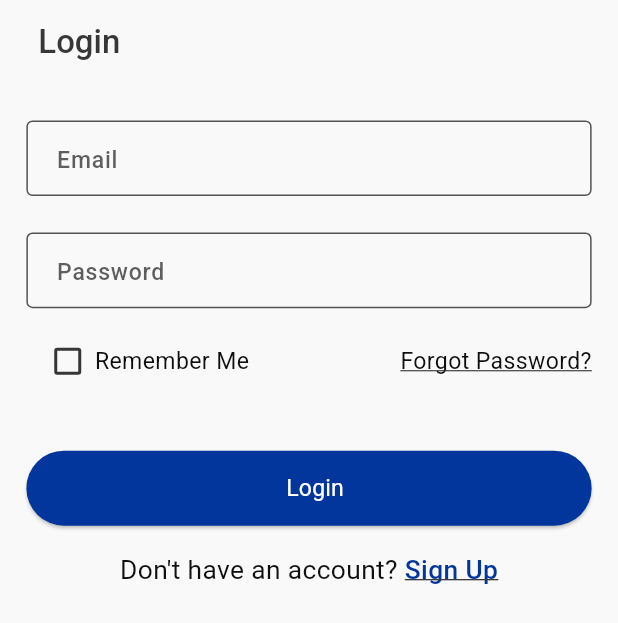
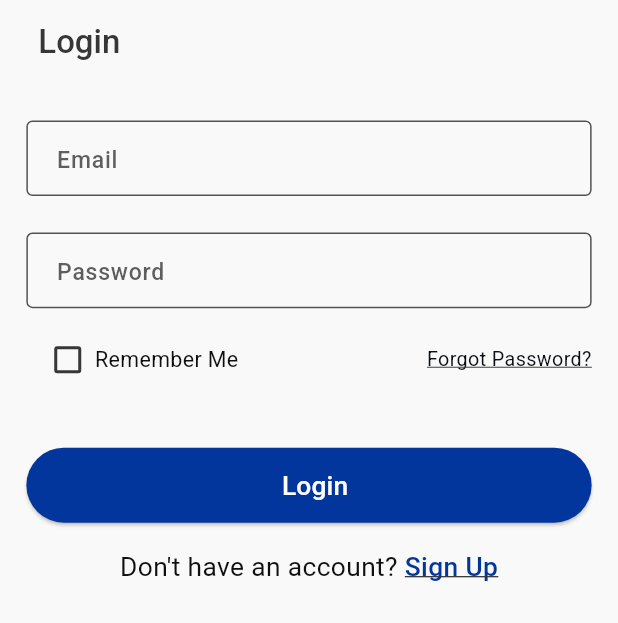
Before and after one commit to ahmedalam782/elevate_online_exam, a Flutter app: the screen it shows after launch, on a phone screen of 412 x 824 dp. Shown: the top 623 px of the screen. Run offline on Flutter 3.47's test engine with Material 3 defaults, Android fonts, the phone set to English and light mode, and no system bars; our stand-ins replace cached_network_image, dio, easy_localization, equatable, flutter_bloc, flutter_cache_manager and 14 more; generated files the repository leaves out were written again; project files that could hold a hidden picture were left out.

Commit message:
fix(login): make LoginLocalDataSourceContract abstract
- Converted LoginLocalDataSourceContract to an abstract class
- Used `go`/`push` instead of `pushNamed`/`goNamed`

```diff
--- a/lib/features/login/data/datasources/login_local_data_source_contract.dart
+++ b/lib/features/login/data/datasources/login_local_data_source_contract.dart
@@ -1,4 +1,4 @@
 
-class LoginLocalDataSourceContract {
+abstract class LoginLocalDataSourceContract {
   Future<void> saveToken(String token);
 }
--- a/lib/features/login/presentation/view/widgets/dont_have_account.dart
+++ b/lib/features/login/presentation/view/widgets/dont_have_account.dart
@@ -24,7 +24,7 @@ class DontHaveAccount extends StatelessWidget {
             ),
             recognizer: TapGestureRecognizer()
               ..onTap = () {
-                context.pushNamed(Routes.register);
+                context.push(Routes.register);
               },
           ),
         ],
--- a/lib/features/login/presentation/view/widgets/login_body.dart
+++ b/lib/features/login/presentation/view/widgets/login_body.dart
@@ -2,6 +2,7 @@ import 'package:easy_localization/easy_localization.dart';
 import 'package:elevate_online_exam/core/languages/locale_keys.g.dart';
 import 'package:elevate_online_exam/core/shared/widgets/custom_button.dart';
 import 'package:elevate_online_exam/core/theme/app_colors.dart';
+import 'package:elevate_online_exam/core/theme/styles.dart';
 import 'package:elevate_online_exam/features/login/presentation/view/widgets/dont_have_account.dart';
 import 'package:elevate_online_exam/features/login/presentation/view/widgets/email_and_password_form.dart';
 import 'package:elevate_online_exam/features/login/presentation/view/widgets/login_block_listner.dart';
@@ -11,7 +12,6 @@ import 'package:elevate_online_exam/features/login/presentation/view_model/cubit
 import 'package:flutter/material.dart';
 import 'package:flutter_bloc/flutter_bloc.dart';
 import 'package:flutter_screenutil/flutter_screenutil.dart';
-
 
 class LoginBody extends StatelessWidget {
   const LoginBody({super.key});
@@ -33,6 +33,7 @@ class LoginBody extends StatelessWidget {
             constraints: BoxConstraints(maxWidth: 500),
             child: CustomButton(
               title: LocaleKeys.login_log_in_button.tr(),
+              titleStyle: Styles.medium(context, 16, color: AppColors.white),
               radius: 100.r,
               isGradient: false,
               backGroundColor: AppColors.prime,
--- a/lib/features/login/presentation/view/widgets/remeber_me_and_forgot_password_row.dart
+++ b/lib/features/login/presentation/view/widgets/remeber_me_and_forgot_password_row.dart
@@ -1,15 +1,15 @@
 import 'package:easy_localization/easy_localization.dart';
 import 'package:elevate_online_exam/core/languages/locale_keys.g.dart';
 import 'package:elevate_online_exam/core/routes/routes.dart';
+import 'package:elevate_online_exam/core/theme/styles.dart';
 import 'package:elevate_online_exam/features/login/presentation/view_model/cubit/login_cubit.dart';
-
 import 'package:flutter/material.dart';
 import 'package:flutter_bloc/flutter_bloc.dart';
 import 'package:flutter_screenutil/flutter_screenutil.dart';
 import 'package:go_router/go_router.dart';
 
 class RemeberMeAndForgotPasswordRow extends StatefulWidget {
-  RemeberMeAndForgotPasswordRow({super.key});
+  const RemeberMeAndForgotPasswordRow({super.key});
 
   @override
   State<RemeberMeAndForgotPasswordRow> createState() =>
@@ -44,17 +44,24 @@ class _RemeberMeAndForgotPasswordRowState
                 ),
               ),
               SizedBox(width: 8),
-              Text(LocaleKeys.login_remember_me.tr()),
+              Text(
+                LocaleKeys.login_remember_me.tr(),
+                style: Styles.regular(context, 13, color: Color(0xff0F0F0F)),
+              ),
             ],
           ),
           GestureDetector(
             onTap: () {
               // You can navigate to the forgot password screen here
-              context.pushNamed(Routes.forgetPassword);
+              context.push(Routes.forgetPassword);
             },
             child: Text(
               LocaleKeys.login_forgot_password.tr(),
-              style: TextStyle(decoration: TextDecoration.underline),
+              style: Styles.regular(
+                context,
+                12,
+                color: Color(0xff0C1015),
+              ).copyWith(decoration: TextDecoration.underline),
             ),
           ),
         ],
```
Also changed, not shown: lib/features/login/presentation/view/widgets/login_block_listner.dart (+3 -5 lines), lib/features/login/presentation/view_model/cubit/login_cubit.dart (+13 -0 lines).
